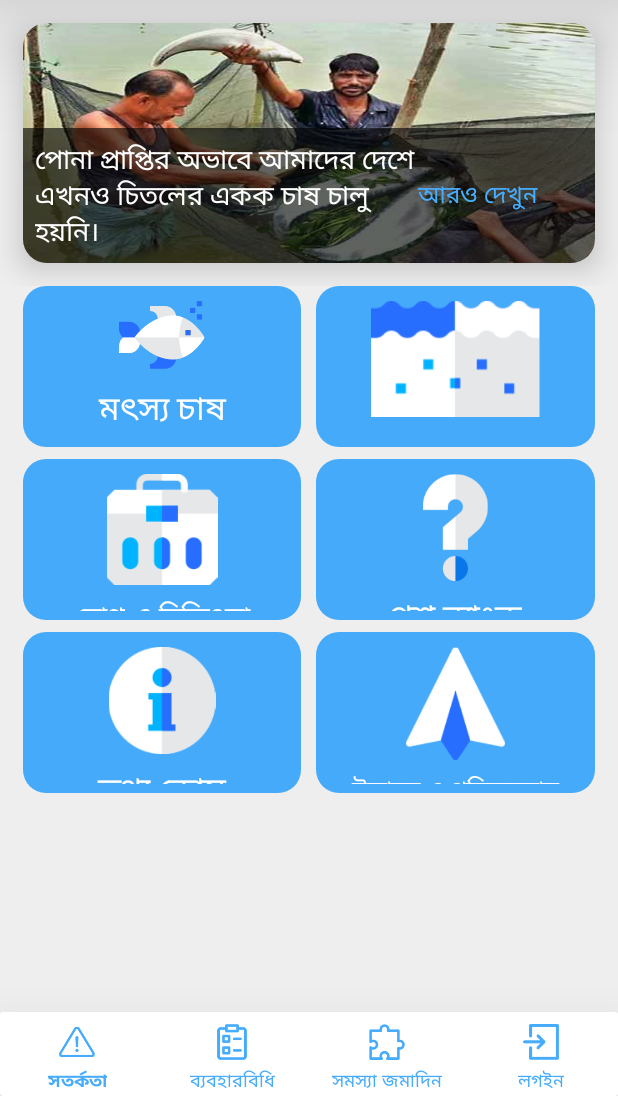
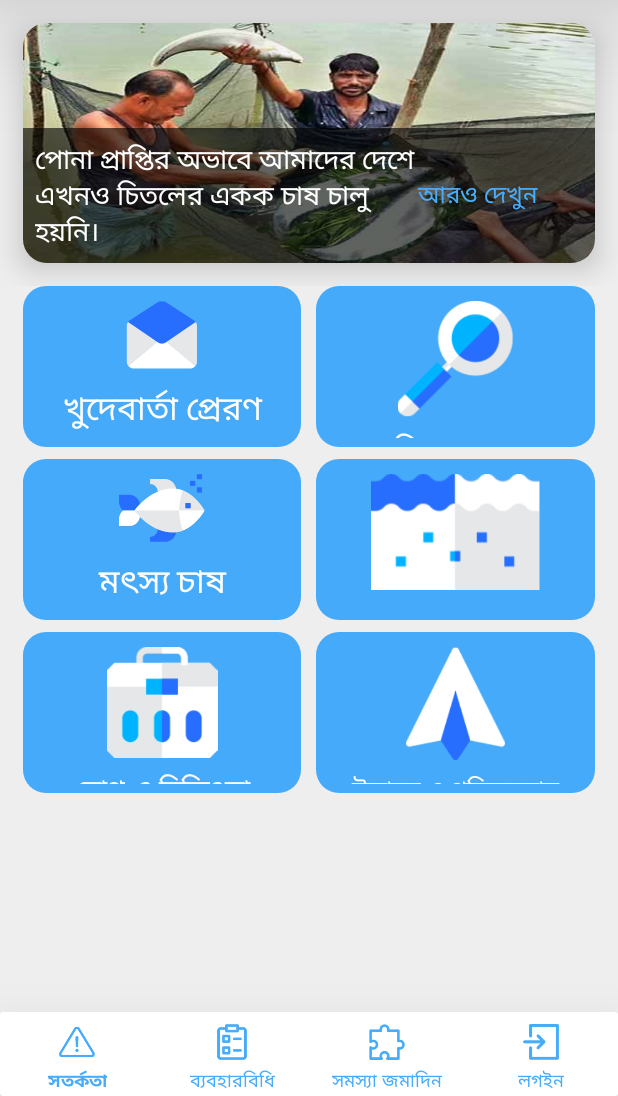
Before and after one commit to ttsagor/GroupMessengerforFishermen, an Android app: the HomeScreenActivity screen opened directly, with no data from a screen before it, on a phone screen of 412 x 824 dp, the part 140-1236 px from its top. Run offline under Robolectric (Android 15) with nearby library versions, the phone set to English and light mode, and no system bars; Roboto replaces fonts that are not available here.

Commit message:
Loggedin Screen Added

```diff
--- a/app/src/main/res/layout/activity_home_screen.xml
+++ b/app/src/main/res/layout/activity_home_screen.xml
@@ -22,6 +22,89 @@
         android:layout_height="0dp"
         android:layout_weight="1"
         android:orientation="vertical">
+
+        <LinearLayout
+            android:id="@+id/logged_id"
+            android:visibility="visible"
+            android:layout_width="match_parent"
+            android:layout_height="115dp"
+            android:orientation="horizontal"
+            android:paddingBottom="8dp"
+            android:weightSum="2">
+
+
+            <LinearLayout
+                android:id="@+id/ll_khude_barta_peron"
+                android:layout_width="0dp"
+                android:layout_height="match_parent"
+                android:layout_marginStart="15dp"
+                android:layout_marginEnd="10dp"
+                android:layout_weight="1"
+                android:background="@drawable/button_background"
+                android:orientation="vertical"
+                android:paddingTop="6dp"
+                android:paddingBottom="6dp"
+                android:weightSum="1">
+
+                <ImageView
+                    android:layout_width="match_parent"
+                    android:layout_height="0dp"
+                    android:layout_marginTop="4dp"
+
+                    android:layout_weight=".5"
+
+                    android:src="@drawable/khudebarta"
+
+                    />
+
+                <TextView
+                    android:layout_width="match_parent"
+                    android:layout_height="0dp"
+                    android:layout_weight=".5"
+                    android:gravity="center"
+                    android:paddingTop="8dp"
+                    android:text="খুদেবার্তা প্রেরণ"
+                    android:textColor="@color/textColorPrimary"
+                    android:textSize="22sp" />
+            </LinearLayout>
+
+
+            <LinearLayout
+                android:id="@+id/ll_chasi_onusandhan"
+                android:layout_width="0dp"
+                android:layout_height="wrap_content"
+                android:layout_marginEnd="15dp"
+                android:layout_weight="1"
+                android:background="@drawable/button_background"
+                android:orientation="vertical"
+                android:paddingTop="6dp"
+                android:paddingBottom="6dp"
+                android:weightSum="1">
+
+                <ImageView
+                    android:layout_width="match_parent"
+                    android:layout_height="0dp"
+                    android:layout_marginTop="4dp"
+
+                    android:layout_weight=".5"
+
+                    android:src="@drawable/onusandhan"
+
+                    />
+
+                <TextView
+                    android:layout_width="match_parent"
+                    android:layout_height="28dp"
+                    android:layout_weight=".5"
+                    android:gravity="center"
+                    android:paddingTop="8dp"
+                    android:text="চাষি অনুসন্ধান"
+                    android:textColor="@color/textColorPrimary"
+                    android:textSize="20sp" />
+            </LinearLayout>
+
+
+        </LinearLayout>
 
         <LinearLayout
             android:layout_width="match_parent"
@@ -104,19 +187,18 @@
         </LinearLayout>
 
         <LinearLayout
+            android:id="@+id/logged_out"
             android:layout_width="match_parent"
             android:layout_height="115dp"
 
-
+android:visibility="gone"
             android:orientation="horizontal"
             android:paddingBottom="8dp"
             android:weightSum="2"
 
             >
+            <LinearLayout
 
-
-            <LinearLayout
-                android:id="@+id/ll_desease"
                 android:layout_width="0dp"
                 android:layout_height="wrap_content"
                 android:layout_marginStart="15dp"
@@ -124,6 +206,7 @@
                 android:layout_weight="1"
                 android:background="@drawable/button_background"
                 android:orientation="vertical"
+
                 android:paddingTop="6dp"
                 android:paddingBottom="6dp"
                 android:weightSum="1">
@@ -135,7 +218,7 @@
 
                     android:layout_weight=".5"
 
-                    android:src="@drawable/new_rog_chikisha"
+                    android:src="@drawable/new_tothokos"
 
                     />
 
@@ -145,10 +228,12 @@
                     android:layout_weight=".5"
                     android:gravity="center"
                     android:paddingTop="8dp"
-                    android:text="রোগ ও চিকিৎসা"
+                    android:text="তথ্য কোষ"
                     android:textColor="@color/textColorPrimary"
-                    android:textSize="18sp" />
+                    android:textSize="22sp" />
             </LinearLayout>
+
+
 
             <LinearLayout
                 android:layout_width="0dp"
@@ -194,7 +279,9 @@
             android:weightSum="2">
 
 
+
             <LinearLayout
+                android:id="@+id/ll_desease"
                 android:layout_width="0dp"
                 android:layout_height="wrap_content"
                 android:layout_marginStart="15dp"
@@ -202,7 +289,6 @@
                 android:layout_weight="1"
                 android:background="@drawable/button_background"
                 android:orientation="vertical"
-
                 android:paddingTop="6dp"
                 android:paddingBottom="6dp"
                 android:weightSum="1">
@@ -214,7 +300,7 @@
 
                     android:layout_weight=".5"
 
-                    android:src="@drawable/new_tothokos"
+                    android:src="@drawable/new_rog_chikisha"
 
                     />
 
@@ -224,11 +310,10 @@
                     android:layout_weight=".5"
                     android:gravity="center"
                     android:paddingTop="8dp"
-                    android:text="তথ্য কোষ"
+                    android:text="রোগ ও চিকিৎসা"
                     android:textColor="@color/textColorPrimary"
-                    android:textSize="22sp" />
+                    android:textSize="18sp" />
             </LinearLayout>
-
 
             <LinearLayout
                 android:id="@+id/ll_invention"
--- a/app/src/main/res/layout/activity_login.xml
+++ b/app/src/main/res/layout/activity_login.xml
@@ -4,7 +4,7 @@
     xmlns:tools="http://schemas.android.com/tools"
     android:layout_width="match_parent"
     android:layout_height="match_parent"
-    android:background="@color/colorPrimaryDark"
+
     tools:context=".NewDesign.LoginActivity">
 
 
@@ -16,7 +16,6 @@
         android:layout_marginEnd="15dp"
         android:gravity="center"
         android:orientation="vertical"
-
         android:padding="16sp">
 
 
@@ -27,9 +26,8 @@
             android:gravity="center"
             android:paddingBottom="18dp"
             android:text="লগইন"
-            android:textColor="@color/textColorPrimary"
-            android:textSize="30sp"
-            android:textStyle="bold" />
+            android:textColor="@color/colorPrimaryDark"
+            android:textSize="30sp" />
 
         <EditText
             android:id="@+id/mobile_number"
@@ -64,7 +62,7 @@
             android:layout_gravity="center"
             android:layout_marginStart="6dp"
             android:layout_marginEnd="6dp"
-            android:background="@drawable/blue_button"
+            android:background="@drawable/button_background"
             android:gravity="center"
             android:onClick="submitNow"
             android:padding="8dp"
@@ -78,12 +76,10 @@
     <ImageView
         android:layout_width="150dp"
         android:layout_height="150dp"
+        android:layout_marginTop="55dp"
+        android:layout_alignParentTop="true"
+        android:layout_centerHorizontal="true"
         android:src="@drawable/icon" />
 
-    <ImageView
-        android:layout_width="150dp"
-        android:layout_height="150dp"
-        android:layout_alignParentEnd="true"
-        android:layout_alignParentBottom="true"
-        android:src="@drawable/icon" />
+
 </RelativeLayout>
--- a/app/src/main/res/menu/new_bottom_menu_home.xml
+++ b/app/src/main/res/menu/new_bottom_menu_home.xml
@@ -4,6 +4,13 @@
     <item android:title="সতর্কতা"
         android:icon="@drawable/new_sotorkota"
         android:id="@+id/menu_sotorkota"
+
+        />
+    <item
+        android:visible="false"
+        android:title="প্রোফাইল"
+        android:icon="@drawable/ic_baseline_account_circle_24"
+        android:id="@+id/menu_profile"
 
         />
     <item android:title="ব্যবহারবিধি"
```
Also changed, not shown: app/src/main/res/drawable/khudebarta.png (added), app/src/main/res/drawable/onusandhan.png (added), 4 other files.
